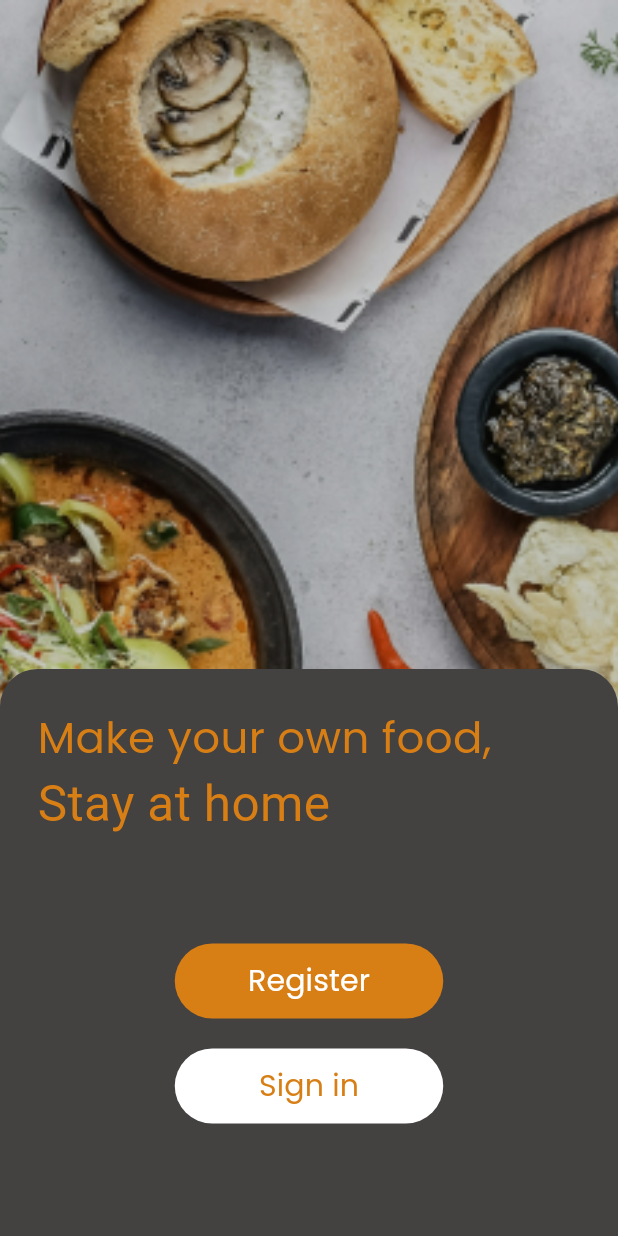
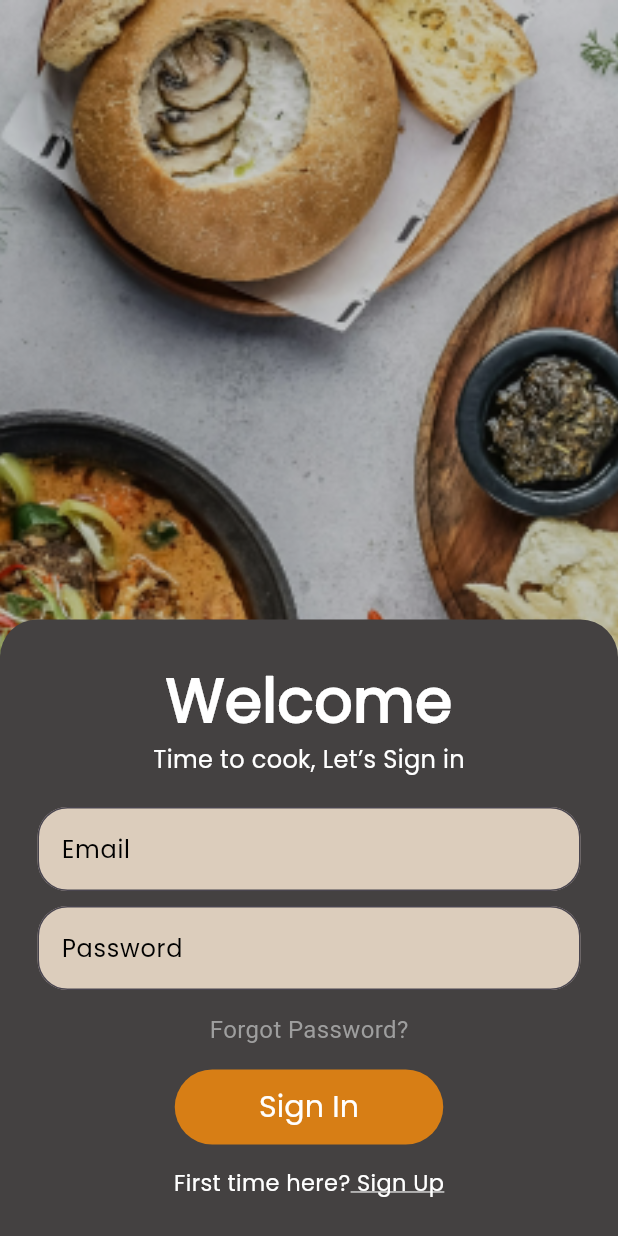
Before and after one commit to ylp1455/recipe-app, a Flutter app: the screen it shows after launch, on a phone screen of 412 x 824 dp. Run offline on Flutter 3.47's test engine with Material 3 defaults, Android fonts, the light colour scheme and no system bars.

Commit message:
added welcome page

```diff
--- a/lib/Screens/register.dart
+++ b/lib/Screens/register.dart
@@ -54,6 +54,7 @@ class Register extends StatelessWidget {
                                     style: TextStyle(
                                       fontSize: 33,
                                       color:Color(0xFFD77E15),
+                                      fontWeight: FontWeight.bold,
                                     ),
                                     //style: SecondaryTextGrayStyle(),
                                   ),
--- /dev/null
+++ b/lib/Screens/welcome.dart
@@ -0,0 +1,190 @@
+import 'package:flutter/material.dart';
+import 'package:recipiapp/components/textcomp.dart';
+
+class Welcome extends StatefulWidget {
+  const Welcome({super.key});
+  State<Welcome> createState() => _loginScreenState();
+}
+
+class _loginScreenState extends State<Welcome> {
+  late bool _passwordVisible;
+
+  @override
+  void initState() {
+    _passwordVisible = false;
+    super.initState();
+  }
+
+  @override
+  Widget build(BuildContext context) {
+    return Scaffold(
+      body: SingleChildScrollView(
+        child: Column(
+          children: [
+            Container(
+              height: MediaQuery.of(context).size.height,
+              decoration: BoxDecoration(
+                image: DecorationImage(
+                  image: AssetImage('images/Regimg.png'),
+                  fit: BoxFit.cover,
+                  alignment: Alignment(0, 1.2),
+                ),
+              ),
+              child: Column(
+                mainAxisAlignment: MainAxisAlignment.end,
+                children: [
+                  Container(
+                    decoration: BoxDecoration(
+                      color: Color(0xFF444141),
+                      borderRadius: BorderRadius.only(
+                        topLeft: Radius.circular(25),
+                        topRight: Radius.circular(25.0),
+                      ),
+                    ),
+                    child: Padding(
+                      padding: const EdgeInsets.all(25.0),
+                      child: Column(
+                        children: [
+                          Column(
+                            children: [
+                              Row(
+                                mainAxisAlignment: MainAxisAlignment.center,
+                                children: [
+                                  Text(
+                                    "Welcome",
+                                    style:TextStyle(
+                                      fontFamily:'Poppins',
+                                      fontSize: 40,
+                                      color:Color(0xFFFFFFFF),
+                                      fontWeight: FontWeight.bold
+                                    ),
+                                  ),
+                                ],
+                              ),
+                              Row(
+                                mainAxisAlignment: MainAxisAlignment.center,
+                                children: [
+                                  Text(
+                                    "Time to cook, Let’s Sign in",
+                                    style: TextStyle(
+                                      fontSize: 16,
+                                      color:Color(0xFFFFFFFF),
+                                      fontFamily:'Poppins',
+                                    ),
+                                    //style: SecondaryTextGrayStyle(),
+                                  ),
+                                ],
+                              ),
+                              SizedBox(
+                                height: 20,
+                              ),
+                              Column(
+                                children: [
+                                  TextField(
+                                    decoration: InputDecoration(
+                                      border: OutlineInputBorder(
+                                        borderRadius: BorderRadius.circular(20.0),
+                                      ),
+                                      filled: true,
+                                      hintStyle: TextStyle(
+                                        color: Color(0xFF000000),
+                                        fontFamily:'Poppins',),
+                                      hintText: "Email",
+                                      fillColor: Color(0xFFDCCDBC),
+                                    ),
+                                  ),
+                                  SizedBox(
+                                    height: 10,
+                                  ),
+                                  TextField(
+                                    obscureText: !_passwordVisible,
+                                    decoration: InputDecoration(
+                                      border: OutlineInputBorder(
+                                        borderRadius: BorderRadius.circular(20.0),
+                                      ),
+                                      filled: true,
+                                      hintStyle: TextStyle(color: Color(0xFF000000),
+                                          fontFamily:'Poppins'
+                                      ),
+                                      hintText: "Password",
+                                      fillColor: Color(0xFFDCCDBC),
+                                    ),
+                                  ),
+                                  SizedBox(
+                                    height: 15,
+                                  ),
+                                  InkWell(
+                                    onTap: (){
+                                      print("Text clicked");
+                                    },
+                                    child: Text("Forgot Password?",style: TextStyle(
+                                      fontSize: 16,
+                                      color: Colors.grey,
+                                    ),
+                                    ),
+                                  ),
+                                  SizedBox(
+                                    height: 15,
+                                  ),
+                                  Container(
+                                    height: 50,
+                                    width: 179,
+                                    decoration: BoxDecoration(
+                                        borderRadius: BorderRadius.circular(25),
+                                        color: Color(0xFFD77E15)
+                                    ),
+                                    child:Center(child: TextButton(
+                                      onPressed: (){},
+                                      child: Text("Sign In",style: TextStyle(
+                                        fontSize: 20,
+                                        color: Colors.white,
+                                        fontFamily:'Poppins',
+                                      ),
+                                      ),
+                                    ),
+                                    ) ,
+                                  ),
+                                  SizedBox(
+                                    height: 15,
+                                  ),
+                                  Row(
+                                    mainAxisAlignment: MainAxisAlignment.center,
+                                    children: [
+                                      Text("First time here?",style: TextStyle(
+                                        fontSize: 15,
+                                        fontFamily:'Poppins',
+                                        color: Colors.white,
+                                      ),
+                                      ),
+                                      InkWell(
+                                        onTap: (){
+                                          print("signup pressed");
+                                        },
+                                        child: Text(" Sign Up",style: TextStyle(
+                                          fontSize: 15,
+                                          color: Colors.white,
+                                          fontFamily:'Poppins',
+                                          decoration: TextDecoration.underline,
+                                          decorationColor: Colors.white,
+                                        ),
+                                        ),
+                                      ),
+                                    ],
+                                  ),
+                                ],
+                              ),
+                            ],
+                          )
+                        ],
+                      ),
+                    ),
+                  ),
+                ],
+              ),
+            )
+          ],
+        ),
+      ),
+    );
+  }
+}
```
Also changed, not shown: lib/components/textcomp.dart (added, +20 -0 lines), lib/main.dart (+2 -121 lines).
